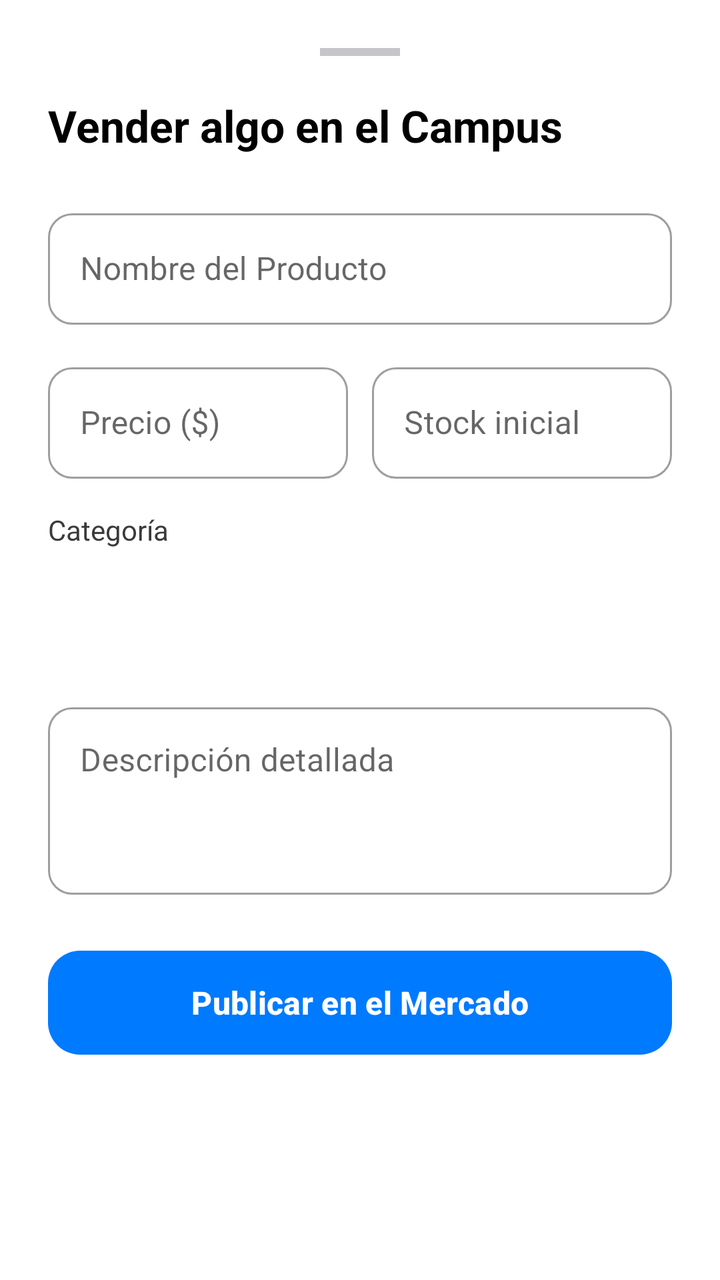
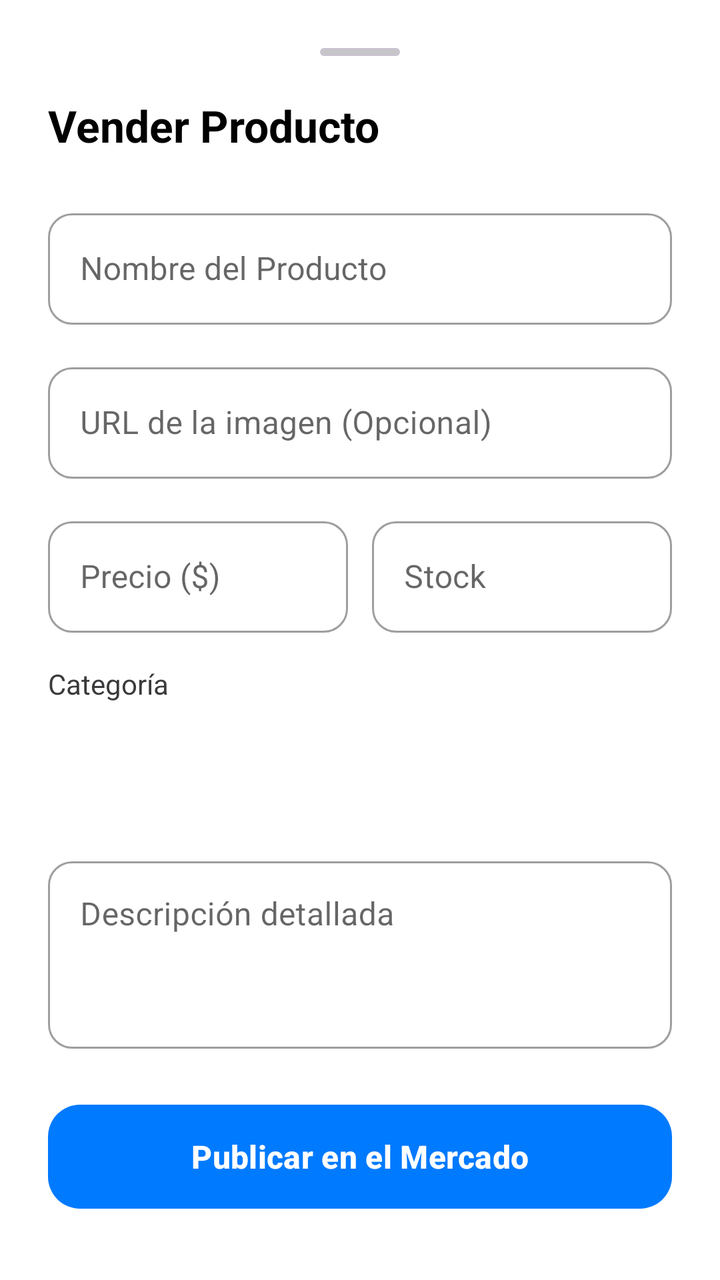

Two renders of the same Android screen: before a commit and after it. Below are the layout's source before the change and the commit's diff.
<!-- AndroidManifest.xml: application theme Theme.ActividadMenu -->
<!-- res/layout/bottom_sheet_publicar_producto.xml -->
<?xml version="1.0" encoding="utf-8"?>
<androidx.core.widget.NestedScrollView xmlns:android="http://schemas.android.com/apk/res/android"
    xmlns:app="http://schemas.android.com/apk/res-auto"
    android:layout_width="match_parent"
    android:layout_height="wrap_content"
    android:background="@color/surface"
    android:padding="24dp">

    <LinearLayout
        android:layout_width="match_parent"
        android:layout_height="wrap_content"
        android:orientation="vertical">

        <View
            android:layout_width="40dp"
            android:layout_height="4dp"
            android:layout_gravity="center_horizontal"
            android:layout_marginBottom="20dp"
            android:background="@color/divider" />

        <TextView
            android:layout_width="wrap_content"
            android:layout_height="wrap_content"
            android:layout_marginBottom="24dp"
            android:text="Vender algo en el Campus"
            android:textColor="@color/text_primary"
            android:textSize="22sp"
            android:textStyle="bold" />

        <com.google.android.material.textfield.TextInputLayout
            style="@style/Widget.MaterialComponents.TextInputLayout.OutlinedBox"
            android:layout_width="match_parent"
            android:layout_height="wrap_content"
            android:hint="Nombre del Producto"
            app:boxCornerRadiusTopStart="12dp"
            app:boxCornerRadiusTopEnd="12dp"
            app:boxCornerRadiusBottomStart="12dp"
            app:boxCornerRadiusBottomEnd="12dp">
            <com.google.android.material.textfield.TextInputEditText
                android:id="@+id/etNombreProd"
                android:layout_width="match_parent"
                android:layout_height="wrap_content" />
        </com.google.android.material.textfield.TextInputLayout>

        <LinearLayout
            android:layout_width="match_parent"
            android:layout_height="wrap_content"
            android:layout_marginTop="16dp"
            android:orientation="horizontal">

            <com.google.android.material.textfield.TextInputLayout
                style="@style/Widget.MaterialComponents.TextInputLayout.OutlinedBox"
                android:layout_width="0dp"
                android:layout_height="wrap_content"
                android:layout_weight="1"
                android:hint="Precio ($)"
                app:boxCornerRadiusTopStart="12dp"
                app:boxCornerRadiusTopEnd="12dp"
                app:boxCornerRadiusBottomStart="12dp"
                app:boxCornerRadiusBottomEnd="12dp">
                <com.google.android.material.textfield.TextInputEditText
                    android:id="@+id/etPrecioProd"
                    android:layout_width="match_parent"
                    android:layout_height="wrap_content"
                    android:inputType="numberDecimal" />
            </com.google.android.material.textfield.TextInputLayout>

            <View android:layout_width="12dp" android:layout_height="0dp" />

            <com.google.android.material.textfield.TextInputLayout
                style="@style/Widget.MaterialComponents.TextInputLayout.OutlinedBox"
                android:layout_width="0dp"
                android:layout_height="wrap_content"
                android:layout_weight="1"
                android:hint="Stock inicial"
                app:boxCornerRadiusTopStart="12dp"
                app:boxCornerRadiusTopEnd="12dp"
                app:boxCornerRadiusBottomStart="12dp"
                app:boxCornerRadiusBottomEnd="12dp">
                <com.google.android.material.textfield.TextInputEditText
                    android:id="@+id/etStockProd"
                    android:layout_width="match_parent"
                    android:layout_height="wrap_content"
                    android:inputType="number" />
            </com.google.android.material.textfield.TextInputLayout>
        </LinearLayout>

        <TextView
            android:layout_width="wrap_content"
            android:layout_height="wrap_content"
            android:layout_marginTop="16dp"
            android:layout_marginBottom="8dp"
            android:text="Categoría"
            android:textColor="@color/text_secondary"
            android:textSize="14sp" />

        <Spinner
            android:id="@+id/spCategoriaProd"
            android:layout_width="match_parent"
            android:layout_height="50dp"
            android:background="@drawable/item_icon_bg" />

        <com.google.android.material.textfield.TextInputLayout
            style="@style/Widget.MaterialComponents.TextInputLayout.OutlinedBox"
            android:layout_width="match_parent"
            android:layout_height="wrap_content"
            android:layout_marginTop="16dp"
            android:hint="Descripción detallada"
            app:boxCornerRadiusTopStart="12dp"
            app:boxCornerRadiusTopEnd="12dp"
            app:boxCornerRadiusBottomStart="12dp"
            app:boxCornerRadiusBottomEnd="12dp">
            <com.google.android.material.textfield.TextInputEditText
                android:id="@+id/etDescProd"
                android:layout_width="match_parent"
                android:layout_height="wrap_content"
                android:gravity="top"
                android:inputType="textMultiLine"
                android:minLines="3" />
        </com.google.android.material.textfield.TextInputLayout>

        <com.google.android.material.button.MaterialButton
            android:id="@+id/btnPublicarProd"
            android:layout_width="match_parent"
            android:layout_height="60dp"
            android:layout_marginTop="24dp"
            android:layout_marginBottom="16dp"
            android:text="Publicar en el Mercado"
            android:textAllCaps="false"
            android:textSize="16sp"
            android:textStyle="bold"
            app:cornerRadius="16dp" />

    </LinearLayout>
</androidx.core.widget.NestedScrollView>
<!-- resources referenced by this layout -->
<resources>
  <color name="divider">#C6C6C8</color>
  <color name="surface">#FFFFFF</color>
  <color name="text_primary">#000000</color>
  <color name="text_secondary">#3A3A3C</color>
  <!-- drawable item_icon_bg (drawable) -->
  <?xml version="1.0" encoding="utf-8"?>
  <shape xmlns:android="http://schemas.android.com/apk/res/android">
      <solid android:color="@color/white" />
      <corners android:radius="12dp" />
  </shape>
  <style name="Theme.ActividadMenu" parent="Base.Theme.ActividadMenu" />
  <color name="white">#FFFFFFFF</color>
  <style name="Base.Theme.ActividadMenu" parent="Theme.Material3.DayNight.NoActionBar">
          <item name="colorPrimary">@color/primary</item>
          <item name="colorPrimaryDark">@color/primary_dark</item>
          <item name="colorOnPrimary">@color/text_on_primary</item>
          
          
          <item name="colorSurface">@color/surface</item>
          <item name="colorSurfaceVariant">@color/surface_variant</item>
          <item name="colorOnSurface">@color/text_primary</item>
          <item name="colorOnSurfaceVariant">@color/text_secondary</item>
          <item name="colorOutline">@color/divider</item>
  
          <item name="android:statusBarColor">@color/primary</item>
          <item name="android:windowLightStatusBar">true</item>
          <item name="android:navigationBarColor">@color/background</item>
      </style>
  <color name="primary">#007AFF</color>
  <color name="primary_dark">#0056B3</color>
  <color name="text_on_primary">#FFFFFF</color>
  <color name="surface_variant">#E5E5EA</color>
  <color name="background">#F2F2F7</color>
</resources>

<!-- the commit's change to res/layout/bottom_sheet_publicar_producto.xml (unified diff, before → after) -->
@@ -11,23 +11,26 @@
         android:layout_height="wrap_content"
         android:orientation="vertical">
 
-        <View
+        <com.google.android.material.card.MaterialCardView
             android:layout_width="40dp"
             android:layout_height="4dp"
             android:layout_gravity="center_horizontal"
             android:layout_marginBottom="20dp"
-            android:background="@color/divider" />
+            app:cardBackgroundColor="@color/divider"
+            app:cardCornerRadius="2dp"
+            app:cardElevation="0dp" />
 
         <TextView
             android:layout_width="wrap_content"
             android:layout_height="wrap_content"
             android:layout_marginBottom="24dp"
-            android:text="Vender algo en el Campus"
+            android:text="Vender Producto"
             android:textColor="@color/text_primary"
             android:textSize="22sp"
             android:textStyle="bold" />
 
         <com.google.android.material.textfield.TextInputLayout
+            android:id="@+id/tilNombre"
             style="@style/Widget.MaterialComponents.TextInputLayout.OutlinedBox"
             android:layout_width="match_parent"
             android:layout_height="wrap_content"
@@ -42,6 +45,23 @@
                 android:layout_height="wrap_content" />
         </com.google.android.material.textfield.TextInputLayout>
 
+        <com.google.android.material.textfield.TextInputLayout
+            android:id="@+id/tilImagen"
+            style="@style/Widget.MaterialComponents.TextInputLayout.OutlinedBox"
+            android:layout_width="match_parent"
+            android:layout_height="wrap_content"
+            android:layout_marginTop="16dp"
+            android:hint="URL de la imagen (Opcional)"
+            app:boxCornerRadiusTopStart="12dp"
+            app:boxCornerRadiusTopEnd="12dp"
+            app:boxCornerRadiusBottomStart="12dp"
+            app:boxCornerRadiusBottomEnd="12dp">
+            <com.google.android.material.textfield.TextInputEditText
+                android:id="@+id/etImagenUrl"
+                android:layout_width="match_parent"
+                android:layout_height="wrap_content" />
+        </com.google.android.material.textfield.TextInputLayout>
+
         <LinearLayout
             android:layout_width="match_parent"
             android:layout_height="wrap_content"
@@ -49,6 +69,7 @@
             android:orientation="horizontal">
 
             <com.google.android.material.textfield.TextInputLayout
+                android:id="@+id/tilPrecio"
                 style="@style/Widget.MaterialComponents.TextInputLayout.OutlinedBox"
                 android:layout_width="0dp"
                 android:layout_height="wrap_content"
@@ -68,11 +89,12 @@
             <View android:layout_width="12dp" android:layout_height="0dp" />
 
             <com.google.android.material.textfield.TextInputLayout
+                android:id="@+id/tilStock"
                 style="@style/Widget.MaterialComponents.TextInputLayout.OutlinedBox"
                 android:layout_width="0dp"
                 android:layout_height="wrap_content"
                 android:layout_weight="1"
-                android:hint="Stock inicial"
+                android:hint="Stock"
                 app:boxCornerRadiusTopStart="12dp"
                 app:boxCornerRadiusTopEnd="12dp"
                 app:boxCornerRadiusBottomStart="12dp"
@@ -101,6 +123,7 @@
             android:background="@drawable/item_icon_bg" />
 
         <com.google.android.material.textfield.TextInputLayout
+            android:id="@+id/tilDesc"
             style="@style/Widget.MaterialComponents.TextInputLayout.OutlinedBox"
             android:layout_width="match_parent"
             android:layout_height="wrap_content"
<!-- resource entries referenced after the edit -->
@@ -16,14 +16,11 @@
           <item name="colorPrimary">@color/primary</item>
           <item name="colorPrimaryDark">@color/primary_dark</item>
           <item name="colorOnPrimary">@color/text_on_primary</item>
-          
-          
           <item name="colorSurface">@color/surface</item>
           <item name="colorSurfaceVariant">@color/surface_variant</item>
           <item name="colorOnSurface">@color/text_primary</item>
           <item name="colorOnSurfaceVariant">@color/text_secondary</item>
           <item name="colorOutline">@color/divider</item>
-  
           <item name="android:statusBarColor">@color/primary</item>
           <item name="android:windowLightStatusBar">true</item>
           <item name="android:navigationBarColor">@color/background</item>
